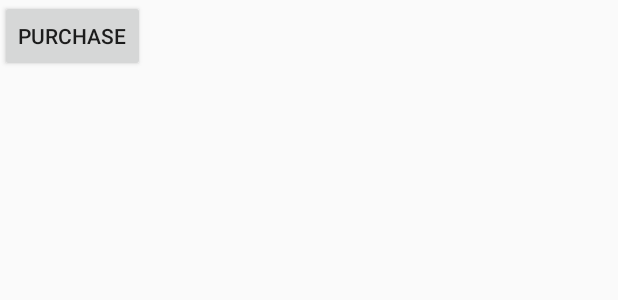
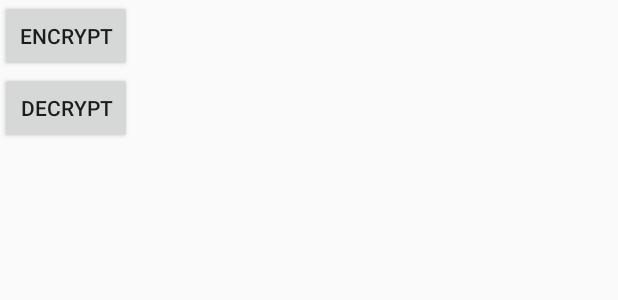
Before and after one commit to vndly/android-fingerprint, an Android app: the layout activity_main.xml on its own in the app's theme, with its tools: preview values and no code run, on a phone screen of 412 x 824 dp. Shown: the top 300 px of the screen. Run offline under Robolectric (Android 15) with nearby library versions, the phone set to English and light mode, and no system bars.

Commit message:
Code cleanup

```diff
--- a/app/src/main/java/com/example/androidfingerprint/FingerprintDialog.java
+++ b/app/src/main/java/com/example/androidfingerprint/FingerprintDialog.java
@@ -79,7 +79,7 @@ public class FingerprintDialog extends DialogFragment implements FingerprintUiHe
     }
 
     @Override
-    public void onAuthenticated()
+    public void onAuthenticated(CryptoObject cryptoObject)
     {
         activity.onSuccess(cryptoObject);
         dismiss();
--- a/app/src/main/java/com/example/androidfingerprint/FingerprintUiHelper.java
+++ b/app/src/main/java/com/example/androidfingerprint/FingerprintUiHelper.java
@@ -84,7 +84,7 @@ public class FingerprintUiHelper extends AuthenticationCallback
         errorTextView.setTextColor(errorTextView.getResources().getColor(R.color.success_color, null));
         errorTextView.setText(errorTextView.getResources().getString(R.string.dialog_fingerprint_success));
 
-        callback.onAuthenticated();
+        callback.onAuthenticated(result.getCryptoObject());
     }
 
     private void showError(CharSequence error)
@@ -109,7 +109,7 @@ public class FingerprintUiHelper extends AuthenticationCallback
 
     public interface Callback
     {
-        void onAuthenticated();
+        void onAuthenticated(CryptoObject cryptoObject);
 
         void onError();
     }
--- a/app/src/main/res/layout/activity_main.xml
+++ b/app/src/main/res/layout/activity_main.xml
@@ -6,10 +6,16 @@
     android:orientation="vertical">
 
     <Button
-        android:id="@+id/button.purchase"
+        android:id="@+id/button.encrypt"
         android:layout_width="wrap_content"
         android:layout_height="wrap_content"
-        android:text="@string/purchase"/>
+        android:text="@string/encrypt"/>
+
+    <Button
+        android:id="@+id/button.decrypt"
+        android:layout_width="wrap_content"
+        android:layout_height="wrap_content"
+        android:text="@string/decrypt"/>
 
     <TextView
         android:id="@+id/encryptedMessage"
--- a/app/src/main/res/values/strings.xml
+++ b/app/src/main/res/values/strings.xml
@@ -9,7 +9,7 @@
     <string name="dialog.fingerprint.notRecognized">Fingerprint not recognized. Try again</string>
     <string name="dialog.fingerprint.success">Fingerprint recognized</string>
 
-    <string name="purchase">Purchase</string>
-    <string name="purchase.notInvalidated">Purchase not invalidated</string>
+    <string name="encrypt">Encrypt</string>
+    <string name="decrypt">Decrypt</string>
 
 </resources>
```
Also changed, not shown: app/src/main/java/com/example/androidfingerprint/FingerprintEncryption.java (+5 -6 lines), app/src/main/java/com/example/androidfingerprint/MainActivity.java (+16 -3 lines).
